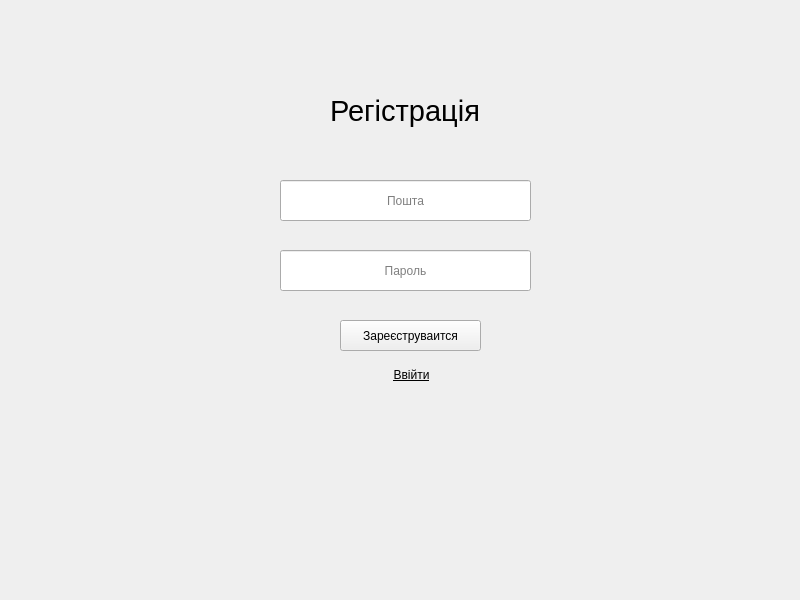
First picture: the form in mainwindow.ui, repository ForgeDom/QtApplication, before the edit.
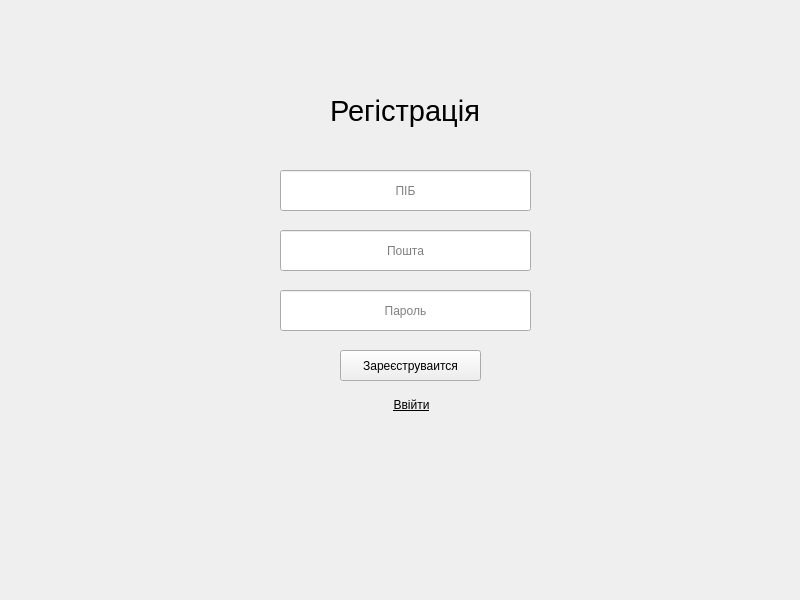
Second picture: the form after the edit.

The edit to the form file:
```diff
--- a/mainwindow.ui
+++ b/mainwindow.ui
@@ -39,7 +39,7 @@
     <property name="geometry">
      <rect>
       <x>280</x>
-      <y>180</y>
+      <y>230</y>
       <width>251</width>
       <height>41</height>
      </rect>
@@ -61,7 +61,7 @@
     <property name="geometry">
      <rect>
       <x>280</x>
-      <y>250</y>
+      <y>290</y>
       <width>251</width>
       <height>41</height>
      </rect>
@@ -80,7 +80,7 @@
     <property name="geometry">
      <rect>
       <x>340</x>
-      <y>320</y>
+      <y>350</y>
       <width>141</width>
       <height>31</height>
      </rect>
@@ -99,7 +99,7 @@
     <property name="geometry">
      <rect>
       <x>370</x>
-      <y>360</y>
+      <y>390</y>
       <width>83</width>
       <height>29</height>
      </rect>
@@ -112,6 +112,22 @@
      <string>Ввійти</string>
     </property>
    </widget>
+   <widget class="QLineEdit" name="lineEdit_3">
+    <property name="geometry">
+     <rect>
+      <x>280</x>
+      <y>170</y>
+      <width>251</width>
+      <height>41</height>
+     </rect>
+    </property>
+    <property name="alignment">
+     <set>Qt::AlignCenter</set>
+    </property>
+    <property name="placeholderText">
+     <string>ПІБ</string>
+    </property>
+   </widget>
   </widget>
  </widget>
  <resources/>
```
Left out of the diff: 3 changed lines with no effect on the pictures.
